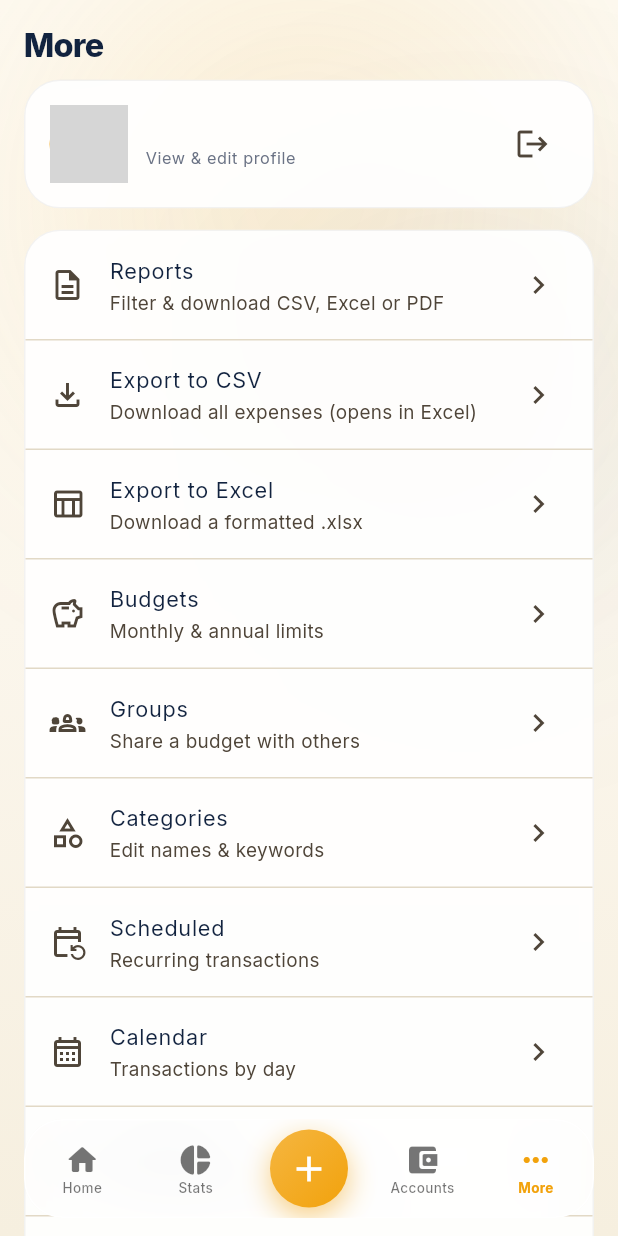
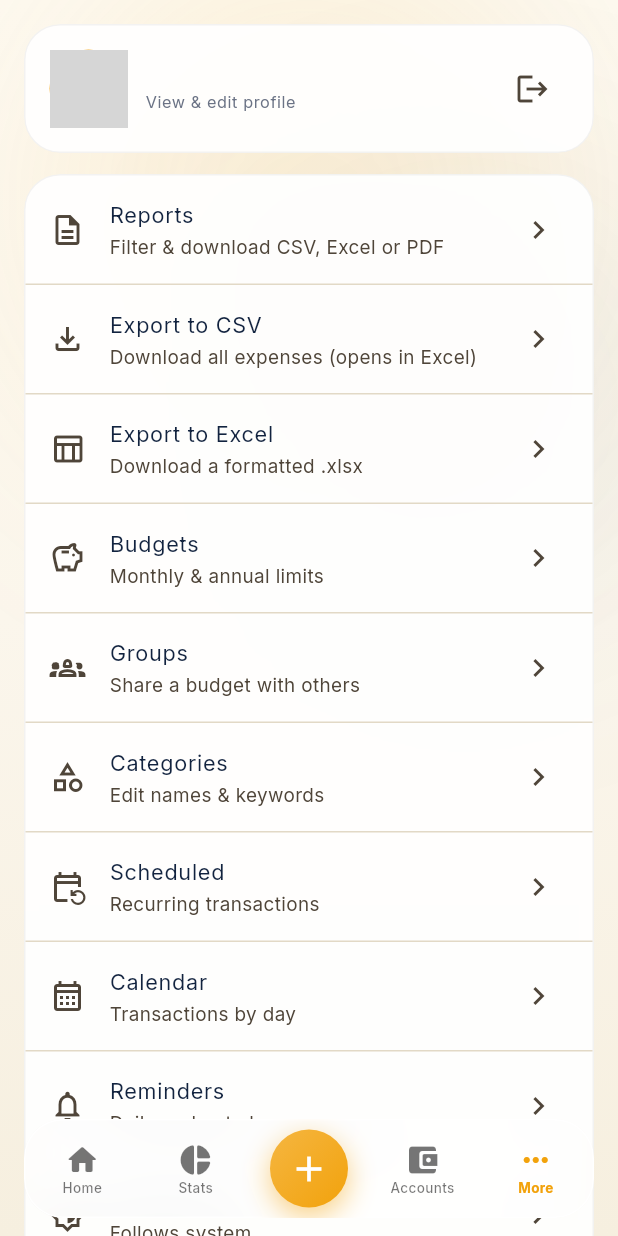
Before and after one commit to aftabpatwekar/ExpenseTracker, a Flutter app: the screen it shows once a user with an empty profile is signed in, item 5 of the bottom bar chosen, on a phone screen of 412 x 824 dp. Run offline on Flutter 3.47's test engine with Material 3 defaults, Android fonts, the phone set to English and light mode, and no system bars; our stand-ins replace app_links, fl_chart, flutter_animate, flutter_dotenv, flutter_local_notifications, flutter_riverpod and 11 more; missing offline and left inert: excel, home_widget; accounts and stored records are empty; network calls fail; grey boxes are pictures that could not be loaded.

Commit message:
Remove the redundant "More" page title
Co-Authored-By: Claude Opus 4.8 <noreply@anthropic.com>

```diff
--- a/lib/features/more/more_screen.dart
+++ b/lib/features/more/more_screen.dart
@@ -43,12 +43,7 @@ class MoreScreen extends ConsumerWidget {
       child: ListView(
         padding: const EdgeInsets.fromLTRB(16, 8, 16, 120),
         children: [
-          Padding(
-            padding: const EdgeInsets.symmetric(vertical: 8),
-            child: Text('More',
-                style: theme.textTheme.headlineSmall
-                    ?.copyWith(fontWeight: FontWeight.w800)),
-          ),
+          const SizedBox(height: 8),
           GlassCard(
             onTap: () => Navigator.of(context).push(
                 MaterialPageRoute(builder: (_) => const ProfileScreen())),
```
